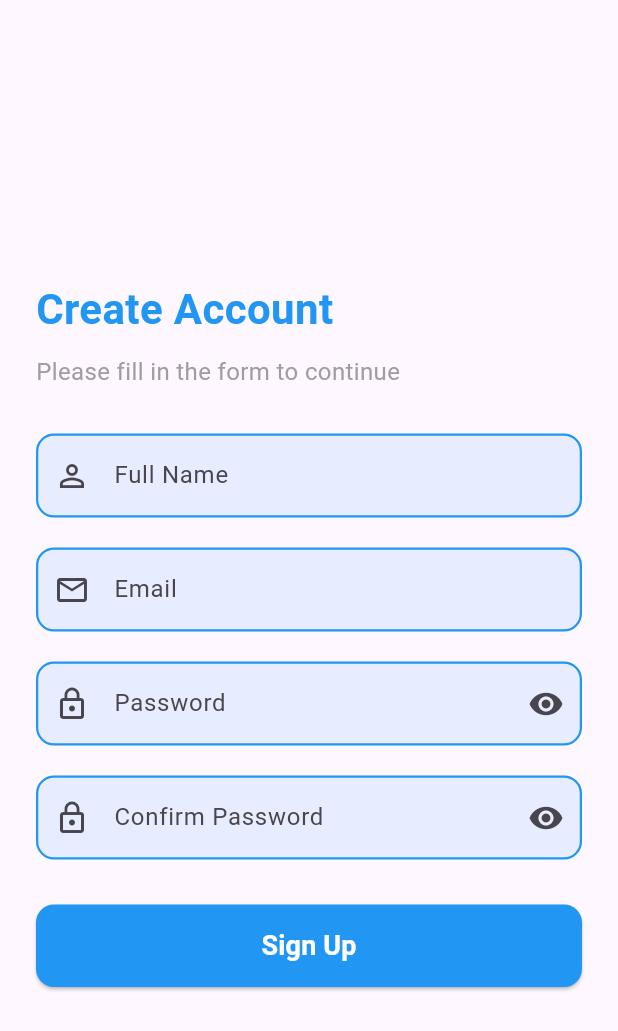
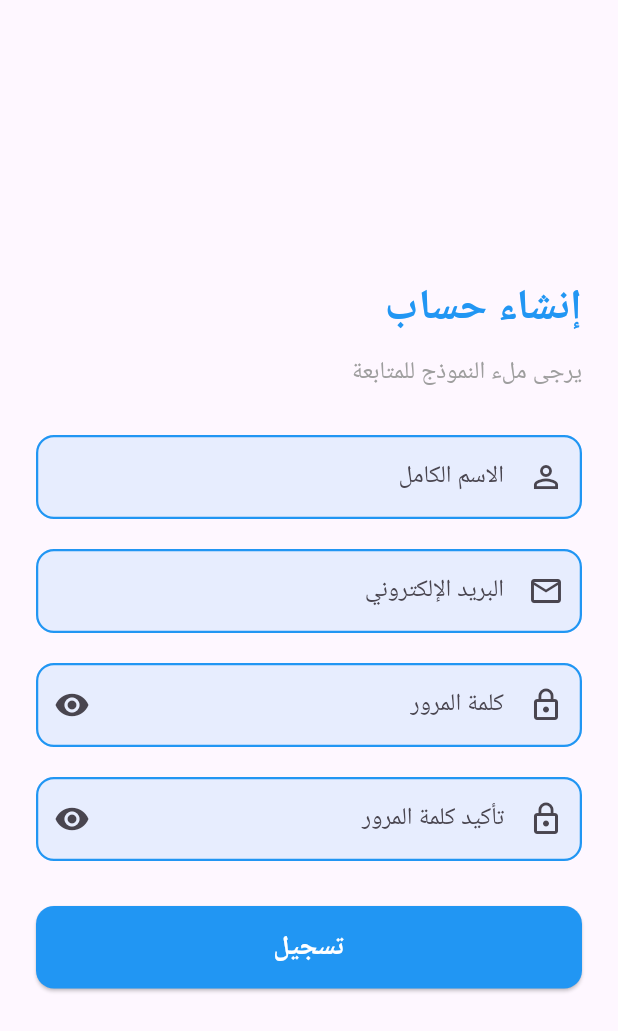
Before and after one commit to abdo-essam/Shopping_App_Interface, a Flutter app: the screen it shows after launch, on a phone screen of 412 x 824 dp. Shown: the top 1031 px of the screen. Run offline on Flutter 3.47's test engine with Material 3 defaults, Android fonts, the phone set to English and light mode, and no system bars.

Commit message:
feat(i18n): Add Arabic and English localization
Add support for Arabic and English languages.  All UI
text is now localized, improving accessibility and
internationalization.  Includes RTL layout support for
Arabic.

```diff
--- /dev/null
+++ b/lib/lang/app_localizations.dart
@@ -0,0 +1,109 @@
+import 'package:flutter/material.dart';
+
+class AppLocalizations {
+  final Locale locale;
+
+  AppLocalizations(this.locale);
+
+  static AppLocalizations of(BuildContext context) {
+    return Localizations.of<AppLocalizations>(context, AppLocalizations)!;
+  }
+
+  static const _localizedValues = {
+    'en': {
+      'appTitle': 'Shopping App',
+      'ourProducts': 'Our Products',
+      'hotOffers': 'Hot Offers',
+      'addToCart': 'Add to Cart',
+      'productAdded': 'Product Added to Cart',
+      'createAccount': 'Create Account',
+      'fillForm': 'Please fill in the form to continue',
+      'fullName': 'Full Name',
+      'email': 'Email',
+      'password': 'Password',
+      'confirmPassword': 'Confirm Password',
+      'signUp': 'Sign Up',
+      'success': 'Success',
+      'accountCreated': 'Account created successfully',
+      'close': 'Close',
+      'enterFullName': 'Please enter your full name',
+      'capitalizeFirst': 'First letter must be capitalized',
+      'enterEmail': 'Please enter your email',
+      'emailFormat': 'Email must contain @',
+      'enterPassword': 'Please enter your password',
+      'passwordLength': 'Password must be at least 6 characters',
+      'confirmYourPassword': 'Please confirm your password',
+      'passwordsMatch': 'Passwords do not match',
+      'product': 'Product',
+      'hotOffer': 'Hot Offer',
+      'alreadyHaveAccount': 'Already have an account?',
+      'login': 'Login',
+    },
+    'ar': {
+      'appTitle': 'تطبيق التسوق',
+      'ourProducts': 'منتجاتنا',
+      'hotOffers': 'عروض حصرية',
+      'addToCart': 'أضف إلى السلة',
+      'productAdded': 'تمت إضافة المنتج إلى السلة',
+      'createAccount': 'إنشاء حساب',
+      'fillForm': 'يرجى ملء النموذج للمتابعة',
+      'fullName': 'الاسم الكامل',
+      'email': 'البريد الإلكتروني',
+      'password': 'كلمة المرور',
+      'confirmPassword': 'تأكيد كلمة المرور',
+      'signUp': 'تسجيل',
+      'success': 'تم بنجاح',
+      'accountCreated': 'تم إنشاء الحساب بنجاح',
+      'close': 'إغلاق',
+      'enterFullName': 'الرجاء إدخال الاسم الكامل',
+      'capitalizeFirst': 'يجب أن يبدأ الاسم بحرف كبير',
+      'enterEmail': 'الرجاء إدخال البريد الإلكتروني',
+      'emailFormat': 'يجب أن يحتوي البريد الإلكتروني على @',
+      'enterPassword': 'الرجاء إدخال كلمة المرور',
+      'passwordLength': 'يجب أن تكون كلمة المرور 6 أحرف على الأقل',
+      'confirmYourPassword': 'الرجاء تأكيد كلمة المرور',
+      'passwordsMatch': 'كلمات المرور غير متطابقة',
+      'product': 'منتج',
+      'hotOffer': 'عرض حصري',
+      'alreadyHaveAccount': 'هل لديك حساب؟',
+      'login': 'تسجيل الدخول',
+    },
+  };
+
+  // Add getters for all translations
+  String get appTitle => _localizedValues[locale.languageCode]!['appTitle']!;
+  String get ourProducts => _localizedValues[locale.languageCode]!['ourProducts']!;
+  String get hotOffers => _localizedValues[locale.languageCode]!['hotOffers']!;
+  String get addToCart => _localizedValues[locale.languageCode]!['addToCart']!;
+  String get productAdded => _localizedValues[locale.languageCode]!['productAdded']!;
+  String get createAccount => _localizedValues[locale.languageCode]!['createAccount']!;
+  String get fillForm => _localizedValues[locale.languageCode]!['fillForm']!;
+  String get fullName => _localizedValues[locale.languageCode]!['fullName']!;
+  String get email => _localizedValues[locale.languageCode]!['email']!;
+  String get password => _localizedValues[locale.languageCode]!['password']!;
+  String get confirmPassword => _localizedValues[locale.languageCode]!['confirmPassword']!;
+  String get signUp => _localizedValues[locale.languageCode]!['signUp']!;
+  String get success => _localizedValues[locale.languageCode]!['success']!;
+  String get accountCreated => _localizedValues[locale.languageCode]!['accountCreated']!;
+  String get close => _localizedValues[locale.languageCode]!['close']!;
+  String get enterFullName => _localizedValues[locale.languageCode]!['enterFullName']!;
+  String get capitalizeFirst => _localizedValues[locale.languageCode]!['capitalizeFirst']!;
+  String get enterEmail => _localizedValues[locale.languageCode]!['enterEmail']!;
+  String get emailFormat => _localizedValues[locale.languageCode]!['emailFormat']!;
+  String get enterPassword => _localizedValues[locale.languageCode]!['enterPassword']!;
+  String get passwordLength => _localizedValues[locale.languageCode]!['passwordLength']!;
+  String get confirmYourPassword => _localizedValues[locale.languageCode]!['confirmYourPassword']!;
+  String get passwordsMatch => _localizedValues[locale.languageCode]!['passwordsMatch']!;
+  String get product => _localizedValues[locale.languageCode]!['product']!;
+  String get hotOffer => _localizedValues[locale.languageCode]!['hotOffer']!;
+  String get alreadyHaveAccount => _localizedValues[locale.languageCode]!['alreadyHaveAccount']!;
+  String get login => _localizedValues[locale.languageCode]!['login']!;
+
+  String productWithNumber(int number) {
+    return '${_localizedValues[locale.languageCode]!['product']!} $number';
+  }
+
+  String hotOfferWithNumber(int number) {
+    return '${_localizedValues[locale.languageCode]!['hotOffer']!} $number';
+  }
+}
--- /dev/null
+++ b/lib/lang/app_localizations_delegate.dart
@@ -0,0 +1,17 @@
+import 'package:flutter/material.dart';
+import 'app_localizations.dart';
+
+class AppLocalizationsDelegate extends LocalizationsDelegate<AppLocalizations> {
+  const AppLocalizationsDelegate();
+
+  @override
+  bool isSupported(Locale locale) => ['en', 'ar'].contains(locale.languageCode);
+
+  @override
+  Future<AppLocalizations> load(Locale locale) async {
+    return AppLocalizations(locale);
+  }
+
+  @override
+  bool shouldReload(AppLocalizationsDelegate old) => false;
+}
--- a/lib/main.dart
+++ b/lib/main.dart
@@ -1,5 +1,8 @@
 
   import 'package:flutter/material.dart';
+  import 'package:flutter_localizations/flutter_localizations.dart';
+  import 'lang/app_localizations.dart';
+  import 'lang/app_localizations_delegate.dart';
   import 'screens/signup_screen.dart';
 
   void main() {
@@ -13,7 +16,18 @@ class ShoppingApp extends StatelessWidget {
     Widget build(BuildContext context) {
       return MaterialApp(
         debugShowCheckedModeBanner: false,
-      title: 'Shopping App',
+        localizationsDelegates: const [
+          AppLocalizationsDelegate(),
+          GlobalMaterialLocalizations.delegate,
+          GlobalWidgetsLocalizations.delegate,
+          GlobalCupertinoLocalizations.delegate,
+        ],
+        supportedLocales: const [
+          Locale('en'),
+          Locale('ar'),
+        ],
+        locale: const Locale('ar'), // Set initial locale to Arabic
+        title: "Shopping App",
         theme: ThemeData(
           primarySwatch: Colors.blue,
         ),
--- a/lib/screens/home_screen.dart
+++ b/lib/screens/home_screen.dart
@@ -1,4 +1,5 @@
 import 'package:flutter/material.dart';
+import '../lang/app_localizations.dart';
 import '../widgets/home/product_grid.dart';
 import '../widgets/home/hot_offers_list.dart';
 import '../widgets/home/product_page_view.dart';
@@ -13,12 +14,13 @@ class HomeScreen extends StatefulWidget {
 class _HomeScreenState extends State<HomeScreen> {
   @override
   Widget build(BuildContext context) {
+    final localizations = AppLocalizations.of(context);
     final screenSize = MediaQuery.of(context).size;
 
     return Scaffold(
       appBar: AppBar(
         centerTitle: true,
-        title: const Text('Shopping App'),
+        title: Text(localizations.appTitle),
       ),
       body: SingleChildScrollView(
         child: Padding(
@@ -26,8 +28,8 @@ class _HomeScreenState extends State<HomeScreen> {
           child: Column(
             crossAxisAlignment: CrossAxisAlignment.start,
             children: [
-              const Text(
-                'Our Products',
+               Text(
+                localizations.ourProducts,
                 style: TextStyle(
                   fontSize: 24,
                   fontWeight: FontWeight.bold,
@@ -40,8 +42,8 @@ class _HomeScreenState extends State<HomeScreen> {
               const SizedBox(height: 20),
               const ProductGrid(),
               const SizedBox(height: 20),
-              const Text(
-                'Hot Offers',
+               Text(
+                localizations.hotOffers,
                 style: TextStyle(
                   fontSize: 24,
                   fontWeight: FontWeight.bold,
--- a/lib/screens/signup_screen.dart
+++ b/lib/screens/signup_screen.dart
@@ -1,5 +1,6 @@
 import 'package:flutter/material.dart';
 import '../animations/fade_page_route.dart';
+import '../lang/app_localizations.dart';
 import '../utils/dialog_utils.dart';
 import '../utils/snackbar_utils.dart';
 import '../utils/style_constants.dart';
@@ -23,12 +24,14 @@ class _SignUpScreenState extends State<SignUpScreen> {
   bool _isPasswordVisible = false;
   bool _isConfirmPasswordVisible = false;
 
+
   void _handleSignUp() {
+    final localizations = AppLocalizations.of(context);
     if (_formKey.currentState!.validate()) {
       DialogUtils.showSuccessDialog(
         context: context,
-        title: 'Success',
-        content: 'Account created successfully',
+        title: localizations.success,
+        content: localizations.accountCreated,
         onClose: () {
           Navigator.pushReplacement(
             context,
@@ -41,6 +44,7 @@ class _SignUpScreenState extends State<SignUpScreen> {
 
   @override
   Widget build(BuildContext context) {
+    final localizations = AppLocalizations.of(context);
     return Scaffold(
       body: SafeArea(
         child: Center(
@@ -53,16 +57,16 @@ class _SignUpScreenState extends State<SignUpScreen> {
                   crossAxisAlignment: CrossAxisAlignment.start,
                   children: [
                     const SizedBox(height: 20),
-                    Text('Create Account', style: StyleConstants.headlineStyle),
+                    Text(localizations.createAccount, style: StyleConstants.headlineStyle),
                     const SizedBox(height: 10),
                     Text(
-                      'Please fill in the form to continue',
+                      localizations.fillForm,
                       style: StyleConstants.subtitleStyle,
                     ),
                     const SizedBox(height: 30),
                     SignUpFormField(
                       controller: _fullNameController,
-                      label: 'Full Name',
+                      label: localizations.fullName,
                       prefixIcon: Icons.person_outline,
                       validator: (value) {
                         if (value == null || value.isEmpty) {
@@ -81,7 +85,7 @@ class _SignUpScreenState extends State<SignUpScreen> {
                     const SizedBox(height: 20),
                     SignUpFormField(
                       controller: _emailController,
-                      label: 'Email',
+                      label: localizations.email,
                       prefixIcon: Icons.email_outlined,
                       validator: (value) {
                         if (value == null || value.isEmpty) {
@@ -100,7 +104,7 @@ class _SignUpScreenState extends State<SignUpScreen> {
                     const SizedBox(height: 20),
                     SignUpFormField(
                       controller: _passwordController,
-                      label: 'Password',
+                      label: localizations.password,
                       prefixIcon: Icons.lock_outline,
                       isPassword: true,
                       isVisible: _isPasswordVisible,
@@ -126,7 +130,7 @@ class _SignUpScreenState extends State<SignUpScreen> {
                     const SizedBox(height: 20),
                     SignUpFormField(
                       controller: _confirmPasswordController,
-                      label: 'Confirm Password',
+                      label: localizations.confirmPassword,
                       prefixIcon: Icons.lock_outline,
                       isPassword: true,
                       isVisible: _isConfirmPasswordVisible,
--- a/lib/utils/dialog_utils.dart
+++ b/lib/utils/dialog_utils.dart
@@ -1,4 +1,6 @@
 import 'package:flutter/material.dart';
+
+import '../lang/app_localizations.dart';
 
 class DialogUtils {
   static void showSuccessDialog({
@@ -7,6 +9,7 @@ class DialogUtils {
     required String content,
     required VoidCallback onClose,
   }) {
+    final localizations = AppLocalizations.of(context);
     showDialog(
       context: context,
       barrierDismissible: false,
@@ -19,7 +22,7 @@ class DialogUtils {
               Navigator.pop(context); // Close dialog
               onClose();
             },
-            child: const Text('Close'),
+            child: Text(localizations.close),
           ),
         ],
       ),
--- a/lib/widgets/home/hot_offers_list.dart
+++ b/lib/widgets/home/hot_offers_list.dart
@@ -1,5 +1,6 @@
 import 'package:flutter/material.dart';
 
+import '../../lang/app_localizations.dart';
 import '../../utils/Constants.dart';
 
 class HotOffersList extends StatelessWidget {
@@ -7,6 +8,7 @@ class HotOffersList extends StatelessWidget {
 
   @override
   Widget build(BuildContext context) {
+    final localizations = AppLocalizations.of(context);
     return SizedBox(
       height: 200,
       child: ListView.builder(
@@ -27,7 +29,7 @@ class HotOffersList extends StatelessWidget {
                   ),
                   Padding(
                     padding: const EdgeInsets.all(8.0),
-                    child: Text('Hot Offer ${index + 1}'),
+                    child: Text(localizations.hotOfferWithNumber(index + 1)),
                   ),
                 ],
               ),
--- a/lib/widgets/home/product_grid.dart
+++ b/lib/widgets/home/product_grid.dart
@@ -1,6 +1,7 @@
 import 'package:flutter/material.dart';
 import 'package:shopping_app_interface/utils/snackbar_utils.dart';
 
+import '../../lang/app_localizations.dart';
 import '../../utils/Constants.dart';
 
 class ProductGrid extends StatelessWidget {
@@ -9,6 +10,7 @@ class ProductGrid extends StatelessWidget {
 
   @override
   Widget build(BuildContext context) {
+    final localizations = AppLocalizations.of(context);
     return GridView.builder(
       shrinkWrap: true,
       physics: const NeverScrollableScrollPhysics(),
@@ -34,7 +36,7 @@ class ProductGrid extends StatelessWidget {
                 child: Row(
                   mainAxisAlignment: MainAxisAlignment.spaceBetween,
                   children: [
-                    Text('Product ${index + 1}'),
+                    Text(localizations.productWithNumber(index + 1)),
                     IconButton(
                       icon: const Icon(Icons.add_shopping_cart),
                       onPressed: () => SnackBarUtils.showSuccessSnackBar(context: context, message: "Product ${index + 1} Added to Cart"),
--- a/lib/widgets/signUp/signup_button.dart
+++ b/lib/widgets/signUp/signup_button.dart
@@ -1,5 +1,6 @@
 import 'package:flutter/material.dart';
 
+import '../../lang/app_localizations.dart';
 import '../../utils/style_constants.dart';
 
 
@@ -7,17 +8,18 @@ class SignUpButton extends StatelessWidget {
   final VoidCallback onPressed;
 
   const SignUpButton({
-    Key? key,
+    super.key,
     required this.onPressed,
-  }) : super(key: key);
+  });
 
   @override
   Widget build(BuildContext context) {
+    final localizations = AppLocalizations.of(context);
     return ElevatedButton(
       onPressed: onPressed,
       style: StyleConstants.elevatedButtonStyle,
       child: Text(
-        'Sign Up',
+        localizations.signUp,
         style: StyleConstants.buttonTextStyle,
       ),
     );
--- a/pubspec.yaml
+++ b/pubspec.yaml
@@ -29,6 +29,9 @@ environment:
 # versions available, run `flutter pub outdated`.
 dependencies:
   flutter:
+    sdk: flutter
+
+  flutter_localizations:
     sdk: flutter
 
   # The following adds the Cupertino Icons font to your application.
```
Also changed, not shown: pubspec.lock, 1 other file. Lines whose indentation alone changed are shown as unchanged.
